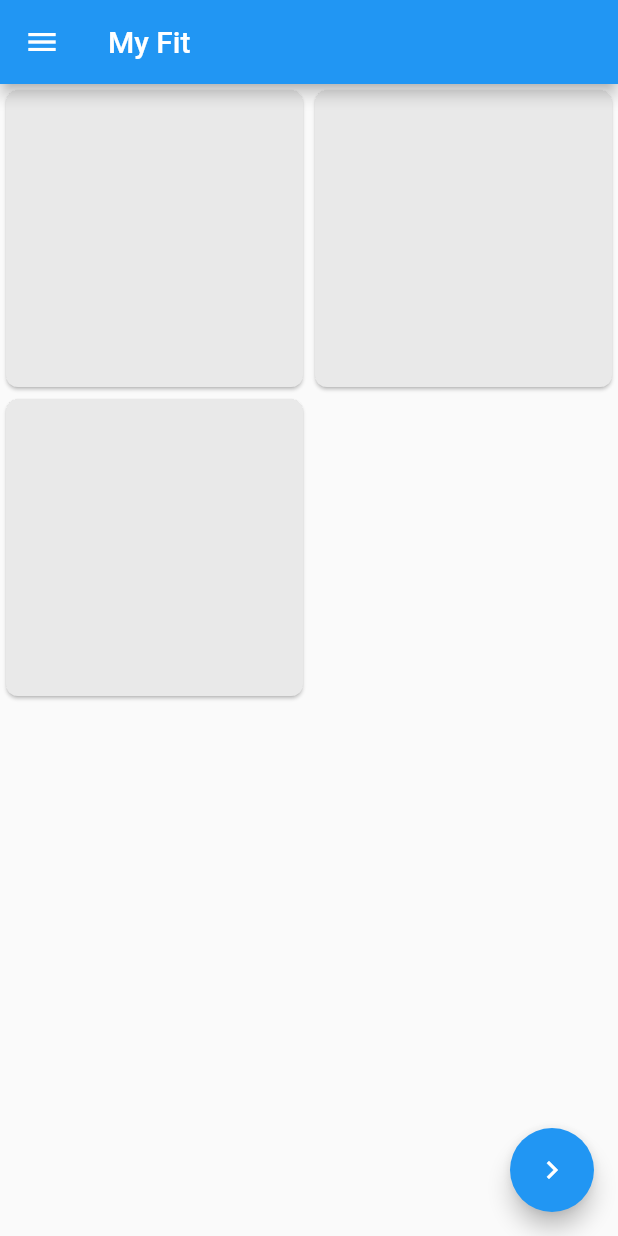
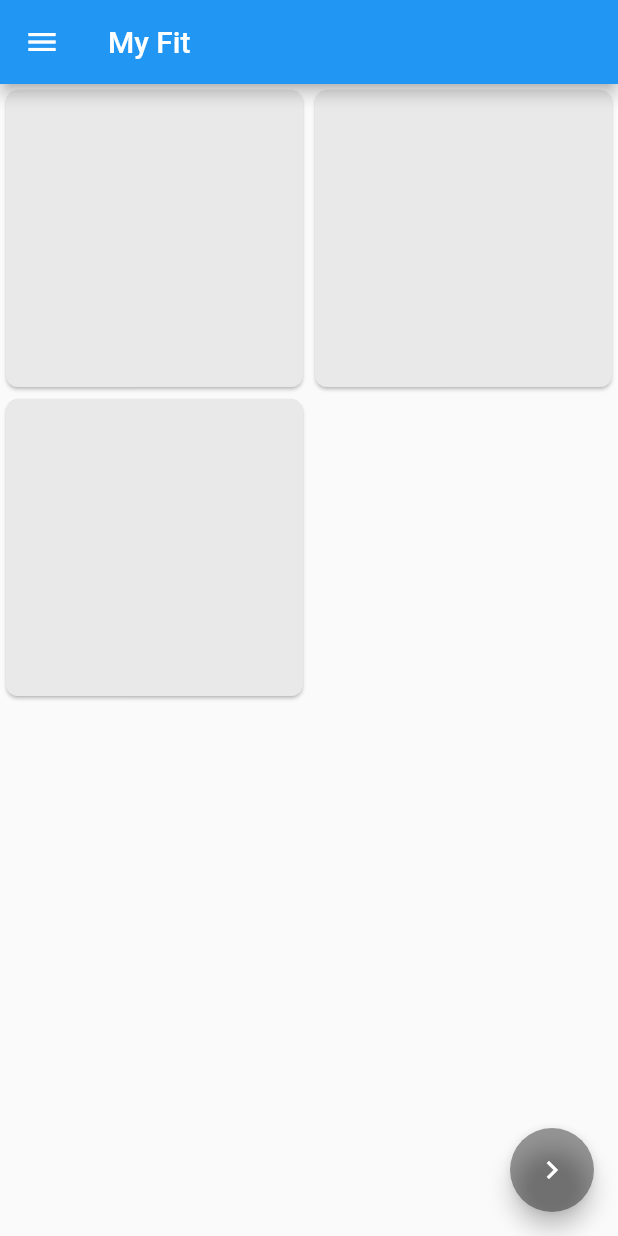
Before and after one commit to chernodub/my-fit-flutter-uni, a Flutter app: the first screen one second after launch, on a phone screen of 412 x 824 dp. Run offline on Flutter 3.47's test engine with Material 2 defaults, Android fonts, the phone set to English and light mode, and no system bars; our stand-ins replace validators; accounts and stored records are empty.

Commit message:
Disable fab on itemGroup loading

```diff
--- a/lib/home-page.dart
+++ b/lib/home-page.dart
@@ -145,10 +145,17 @@ class _FabNextItemGroup extends StatelessWidget {
 
   @override
   Widget build(BuildContext context) {
-    return FloatingActionButton(
-      heroTag: 'Next',
-      onPressed: this.onClickCallback,
-      child: Icon(Icons.navigate_next),
+    return Consumer<TrainingModel>(
+      builder: (BuildContext context, TrainingModel value, Widget child) {
+        final theme = Theme.of(context);
+        final isFabDisabled = value.itemGroupToAssess == null;
+        return FloatingActionButton(
+          backgroundColor: isFabDisabled ? theme.disabledColor : null,
+          heroTag: 'Next',
+          onPressed: isFabDisabled ? null : this.onClickCallback,
+          child: Icon(Icons.navigate_next),
+        );
+      },
     );
   }
 }
```
